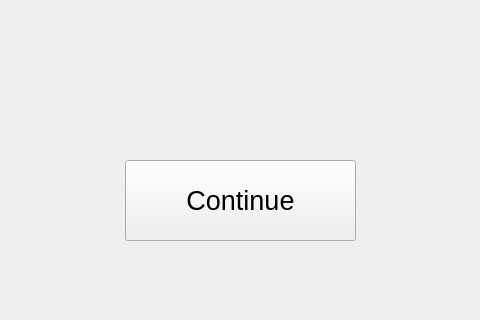
Above: Python/SportsTutor/main.ui from CUBoulder-2018spring-ML4HCI/Final-MoCap-SportsTutor before the change; both pictures show x 255 to 735 and y 380 to 700 of the 1440 by 790 pixel window. Below: the same form after it.
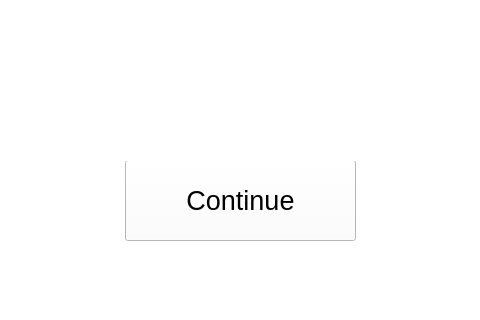
That is the form after the change. The open tabs and pages were chosen to show the change. Icons and pictures are not drawn.

What changed in the file:
```diff
--- a/Python/SportsTutor/main.ui
+++ b/Python/SportsTutor/main.ui
@@ -36,8 +36,8 @@
      </size>
     </property>
     <property name="styleSheet">
-     <string notr="true">stackedWidget-&gt;setStyleSheet(&quot;background-color:black;&quot;);
-stackedWidget-&gt;show();</string>
+     <string notr="true">background-color: rgb(255, 255, 255)
+</string>
     </property>
     <property name="currentIndex">
      <number>0</number>
@@ -124,7 +124,7 @@
      <widget class="QLabel" name="label_2">
       <property name="geometry">
        <rect>
-        <x>200</x>
+        <x>250</x>
         <y>10</y>
         <width>611</width>
         <height>531</height>
```
Left out of the diff: 4 changed lines with no effect on the pictures.
